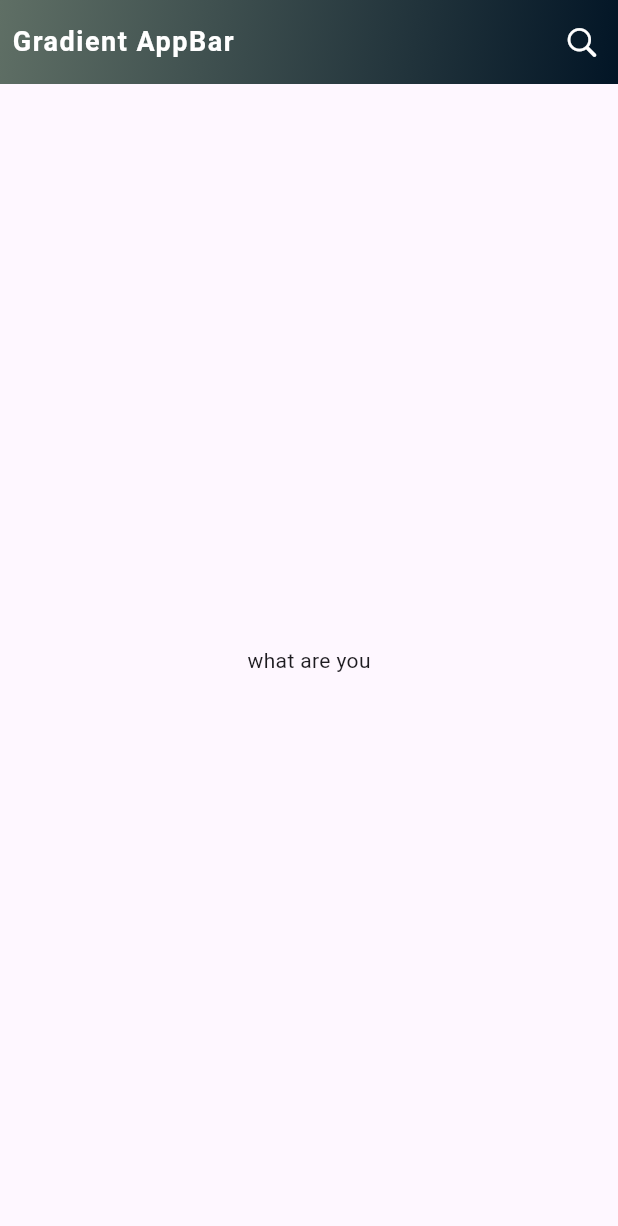
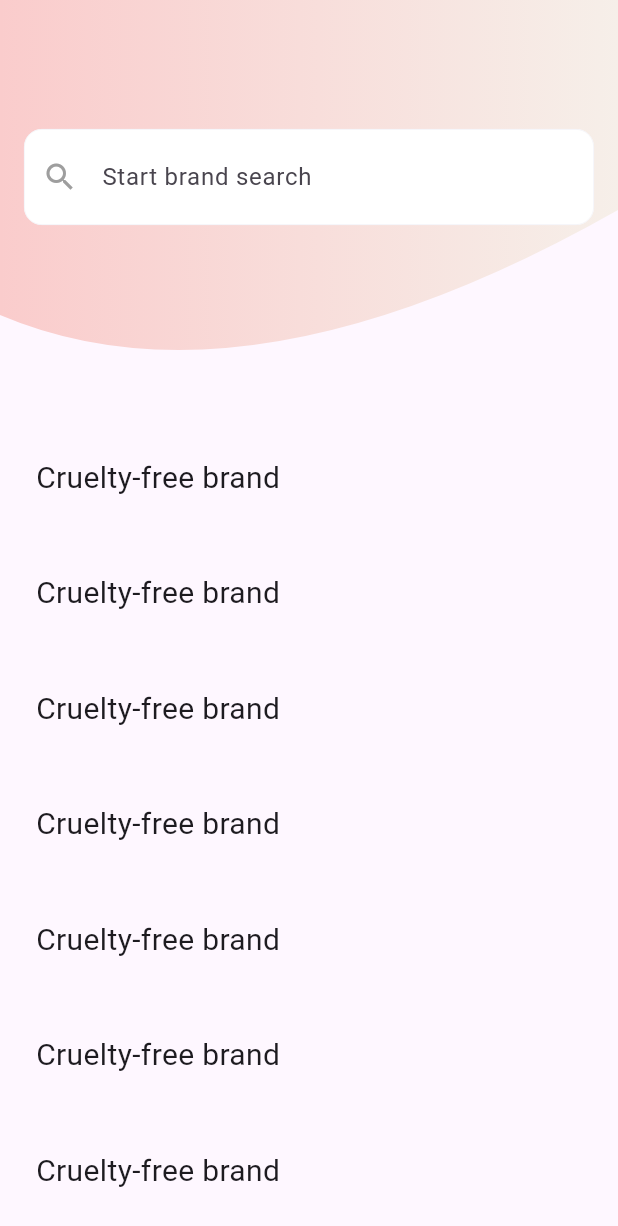
Before and after one commit to Campus-Dabba/campus_dabba_mobile, a Flutter app: the screen it shows after launch, on a phone screen of 412 x 824 dp. Shown: the top 1226 px of the screen. Run offline on Flutter 3.47's test engine with Material 3 defaults, Android fonts, the phone set to English and light mode, and no system bars.

Commit message:
search page

```diff
--- a/lib/main.dart
+++ b/lib/main.dart
@@ -1,4 +1,5 @@
 import 'package:campus_dabba/screen/home_screen.dart';
+import 'package:campus_dabba/screen/search_screen.dart';
 import 'package:flutter/material.dart';
 
 void main() {
@@ -17,7 +18,7 @@ class MyApp extends StatelessWidget {
         colorScheme: ColorScheme.fromSeed(seedColor: Colors.deepPurple),
         useMaterial3: true,
       ),
-      home: const HomeScreen(),
+      home: const SearchScreen(),
     );
   }
 }
--- /dev/null
+++ b/lib/screen/search_screen.dart
@@ -0,0 +1,169 @@
+import 'package:flutter/material.dart';
+
+class BackgroundWave extends StatelessWidget {
+  final double height;
+
+  const BackgroundWave({super.key, required this.height});
+
+  @override
+  Widget build(BuildContext context) {
+    return SizedBox(
+      height: height,
+      child: ClipPath(
+          clipper: BackgroundWaveClipper(),
+          child: Container(
+            width: MediaQuery.of(context).size.width,
+            height: height,
+            decoration: const BoxDecoration(
+                gradient: LinearGradient(
+              colors: [Color(0xFFFACCCC), Color(0xFFF6EFE9)],
+            )),
+          )),
+    );
+  }
+}
+
+class BackgroundWaveClipper extends CustomClipper<Path> {
+  @override
+  Path getClip(Size size) {
+    var path = Path();
+
+    const minSize = 140.0;
+
+    // when h = max = 280
+    // h = 280, p1 = 210, p1Diff = 70
+    // when h = min = 140
+    // h = 140, p1 = 140, p1Diff = 0
+    final p1Diff = ((minSize - size.height) * 0.5).truncate().abs();
+    path.lineTo(0.0, size.height - p1Diff);
+
+    final controlPoint = Offset(size.width * 0.4, size.height);
+    final endPoint = Offset(size.width, minSize);
+
+    path.quadraticBezierTo(
+        controlPoint.dx, controlPoint.dy, endPoint.dx, endPoint.dy);
+
+    path.lineTo(size.width, 0.0);
+    path.close();
+
+    return path;
+  }
+
+  @override
+  bool shouldReclip(BackgroundWaveClipper oldClipper) => oldClipper != this;
+}
+
+
+
+
+class SearchBar extends StatelessWidget {
+  final pink = const Color(0xFFFACCCC);
+  final grey = const Color(0xFFF2F2F7);
+
+  const SearchBar({super.key});
+
+  @override
+  Widget build(BuildContext context) {
+    return SizedBox(
+      width: MediaQuery.of(context).size.width - 32,
+      child: TextFormField(
+        decoration: InputDecoration(
+          filled: true,
+          fillColor: Colors.white,
+          focusColor: pink,
+          focusedBorder: _border(pink),
+          border: _border(grey),
+          enabledBorder: _border(grey),
+          hintText: 'Start brand search',
+          contentPadding: const EdgeInsets.symmetric(vertical: 20),
+          prefixIcon: const Icon(
+            Icons.search,
+            color: Colors.grey,
+          ),
+        ),
+        onFieldSubmitted: (value) {},
+      ),
+    );
+  }
+
+  OutlineInputBorder _border(Color color) => OutlineInputBorder(
+    borderSide: BorderSide(width: 0.5, color: color),
+    borderRadius: BorderRadius.circular(12),
+  );
+}
+
+
+
+
+
+
+
+class SearchScreen extends StatelessWidget {
+  const SearchScreen({super.key});
+
+  @override
+  Widget build(BuildContext context) {
+    return Scaffold(
+      body: CustomScrollView(
+        slivers: [
+          const SliverPersistentHeader(
+            delegate: SliverSearchAppBar(),
+            pinned: true,
+          ),
+          SliverList(
+              delegate:
+                  SliverChildBuilderDelegate((BuildContext context, int index) {
+            return Container(
+                margin: const EdgeInsets.all(8),
+                padding: const EdgeInsets.all(16),
+                child: const Text(
+                  'Cruelty-free brand',
+                  style: TextStyle(fontSize: 20),
+                ));
+          }, childCount: 20))
+        ],
+      ),
+    );
+  }
+}
+
+
+
+
+
+class SliverSearchAppBar extends SliverPersistentHeaderDelegate {
+  const SliverSearchAppBar();
+
+  @override
+  Widget build(
+      BuildContext context, double shrinkOffset, bool overlapsContent) {
+    var adjustedShrinkOffset =
+    shrinkOffset > minExtent ? minExtent : shrinkOffset;
+    double offset = (minExtent - adjustedShrinkOffset) * 0.5;
+    double topPadding = MediaQuery.of(context).padding.top + 16;
+
+    return Stack(
+      children: [
+        const BackgroundWave(
+          height: 280,
+        ),
+        Positioned(
+          top: topPadding + offset,
+          left: 16,
+          right: 16,
+          child: const SearchBar(),
+        )
+      ],
+    );
+  }
+
+  @override
+  double get maxExtent => 280;
+
+  @override
+  double get minExtent => 140;
+
+  @override
+  bool shouldRebuild(covariant SliverPersistentHeaderDelegate oldDelegate) =>
+      oldDelegate.maxExtent != maxExtent || oldDelegate.minExtent != minExtent;
+}
```
